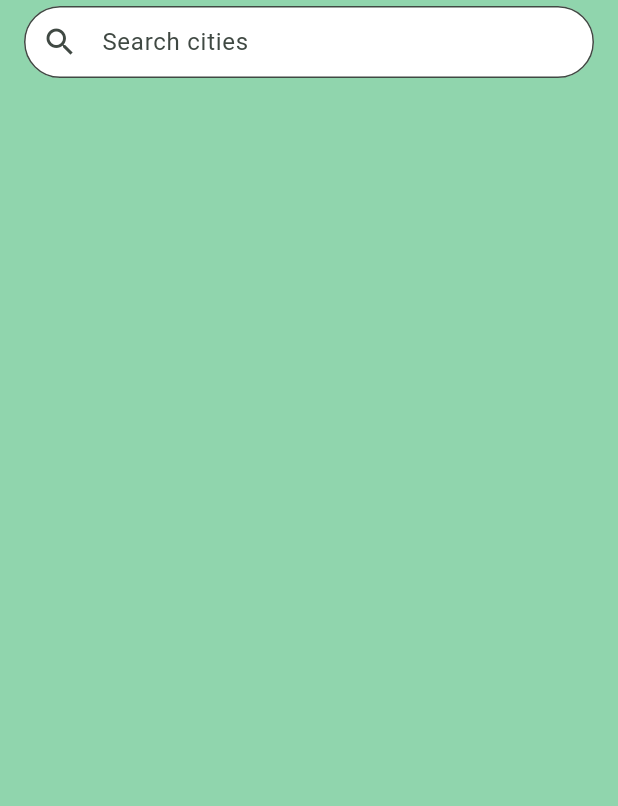
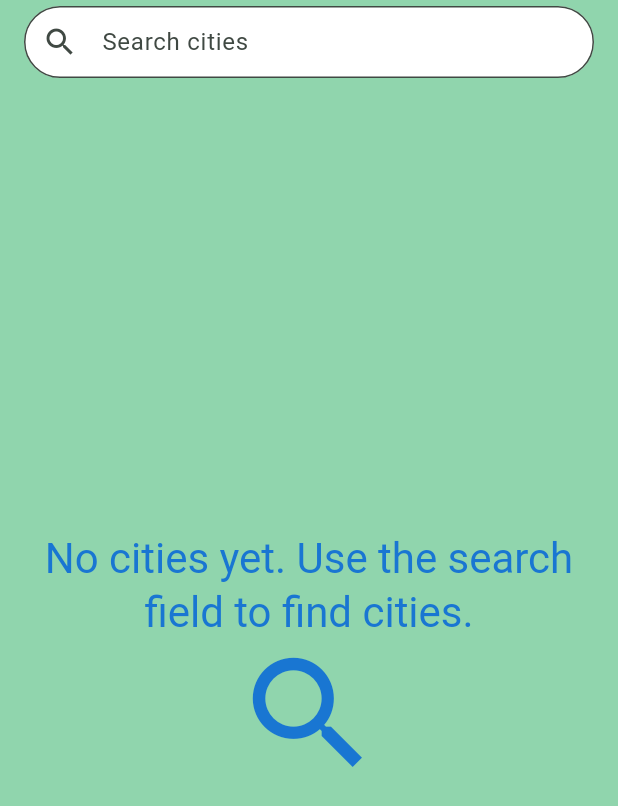
Before and after one commit to acanteroruiz/cities_of_the_world, a Flutter app: the screen it shows after launch, on a phone screen of 412 x 824 dp. Shown: the top 806 px of the screen. Run offline on Flutter 3.47's test engine with Material 3 defaults, Android fonts, the phone set to English and light mode, and no system bars; our stand-ins replace bloc, easy_debounce, equatable, flutter_bloc, hydrated_bloc.

Commit message:
Extract noCities widget

```diff
--- a/lib/features/cities/views/widgets/cities_list.dart
+++ b/lib/features/cities/views/widgets/cities_list.dart
@@ -1,6 +1,7 @@
 import 'package:cities_of_the_world/features/cities/bloc/cities_cubit.dart';
 import 'package:cities_of_the_world/features/cities/views/widgets/bottom_loader.dart';
 import 'package:cities_of_the_world/features/cities/views/widgets/city_list_item.dart';
+import 'package:cities_of_the_world/features/cities/views/widgets/no_cities.dart';
 import 'package:flutter/material.dart';
 import 'package:flutter_bloc/flutter_bloc.dart';
 
@@ -14,15 +15,20 @@ class CitiesList extends StatelessWidget {
       builder: (context, state) {
         final stateRecord = (state.status, state.cities.isEmpty);
         return switch (stateRecord) {
-          (CitiesStatus.initial, true) => const SizedBox(),
+          (CitiesStatus.initial, true) => const NoCities(
+              label: 'No cities yet. Use the search field to find cities.',
+              iconData: Icons.search,
+            ),
           (CitiesStatus.loading, true) => const Center(
               child: CircularProgressIndicator(),
             ),
-          (CitiesStatus.failure, true) => const Center(
-              child: Text('Failed to fetch cities'),
+          (CitiesStatus.failure, true) => const NoCities(
+              label: 'Failed to fetch cities.',
+              iconData: Icons.error,
             ),
-          (_, true) => const Center(
-              child: Text('No cities'),
+          (_, true) => const NoCities(
+              label: 'No cities found.',
+              iconData: Icons.remove_red_eye,
             ),
           (_, _) => const CitiesListView(),
         };
--- /dev/null
+++ b/lib/features/cities/views/widgets/no_cities.dart
@@ -0,0 +1,35 @@
+import 'package:flutter/material.dart';
+
+class NoCities extends StatelessWidget {
+  const NoCities({
+    required this.label,
+    required this.iconData,
+    super.key,
+  });
+
+  final String label;
+  final IconData iconData;
+
+  @override
+  Widget build(BuildContext context) {
+    return Center(
+      child: Column(
+        mainAxisAlignment: MainAxisAlignment.center,
+        children: [
+          Text(
+            label,
+            textAlign: TextAlign.center,
+            style: Theme.of(context).textTheme.headlineMedium?.copyWith(
+                  color: Theme.of(context).primaryColorDark,
+                ),
+          ),
+          Icon(
+            iconData,
+            size: 100,
+            color: Theme.of(context).primaryColorDark,
+          ),
+        ],
+      ),
+    );
+  }
+}
```
